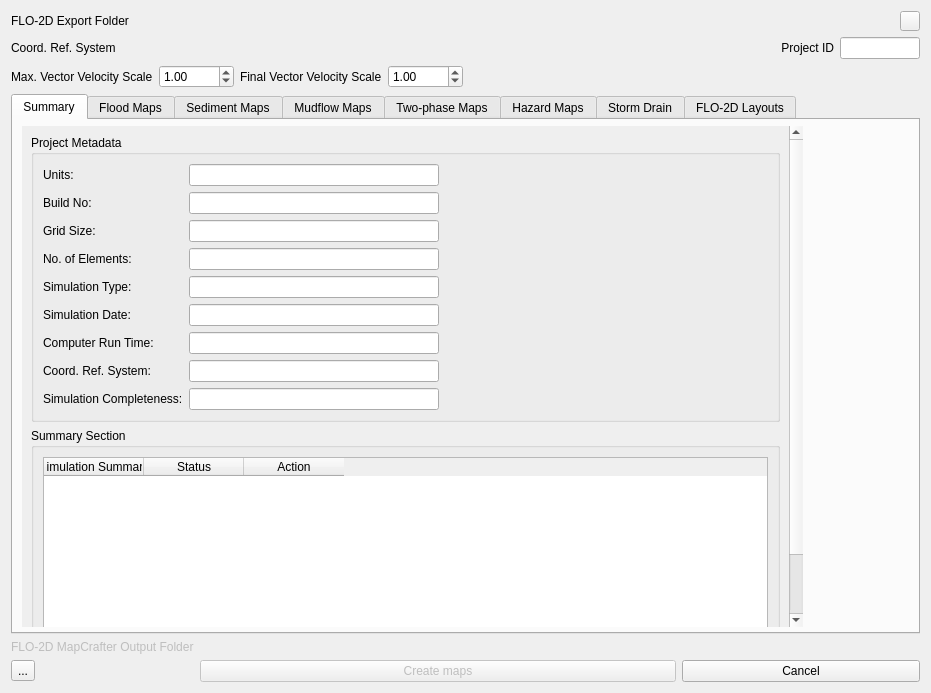
FLO-2DSoftware/FLO-2DMapCrafter, file flo2d_mapcrafter/flo2d_mapcrafter_dialog_base.ui: the form before one commit.
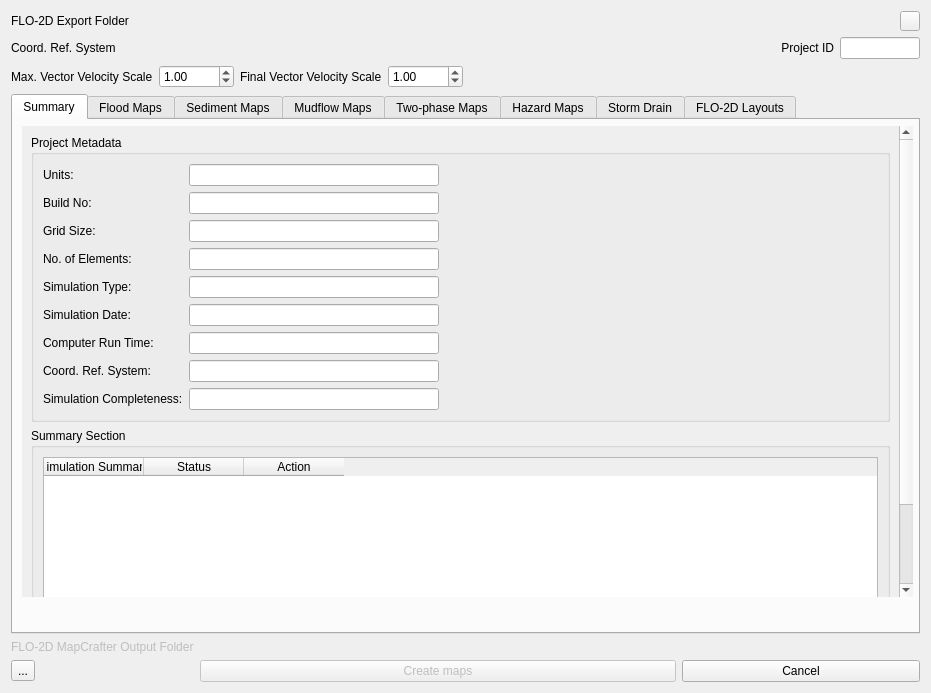
The form after the commit. Icons and pictures are not drawn. Custom widgets are drawn as their Qt base class.

Commit message: Fix summary tab size and position

What changed in the file:
```diff
--- a/flo2d_mapcrafter/flo2d_mapcrafter_dialog_base.ui
+++ b/flo2d_mapcrafter/flo2d_mapcrafter_dialog_base.ui
@@ -278,8 +278,8 @@
         <rect>
          <x>9</x>
          <y>6</y>
-         <width>781</width>
-         <height>501</height>
+         <width>891</width>
+         <height>471</height>
         </rect>
        </property>
        <property name="frameShape">
@@ -293,8 +293,8 @@
          <rect>
           <x>0</x>
           <y>0</y>
-          <width>781</width>
-          <height>501</height>
+          <width>891</width>
+          <height>471</height>
          </rect>
         </property>
         <layout class="QVBoxLayout" name="verticalLayout">
```
Left out of the diff: 4 changed lines with no effect on the pictures.
